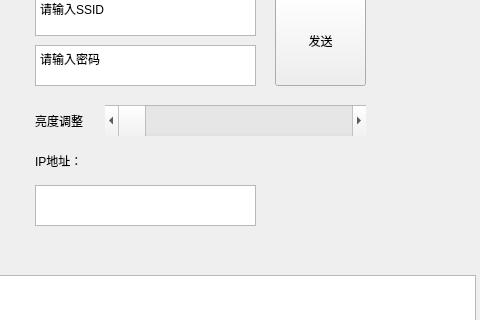
The window that main_window.ui (paper-tei/paper_tracker) describes before a commit, drawn with Qt 5; both pictures show x 355 to 835 and y 85 to 405 of the 835 by 553 pixel window.
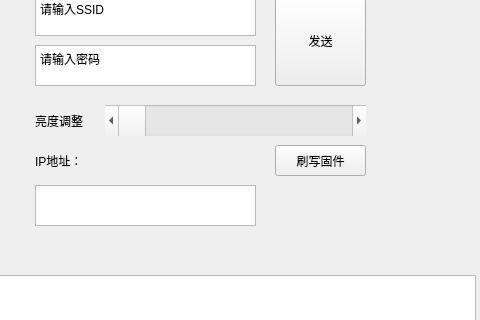
The same window after the commit. The open tabs and pages were chosen to show the change.

Commit message: 完成了固件的烧录功能，但是烧录完毕后程序会崩溃

```diff
--- a/main_window.ui
+++ b/main_window.ui
@@ -104,6 +104,19 @@
       <string>发送</string>
      </property>
     </widget>
+    <widget class="QPushButton" name="FlashFirmwareButton">
+     <property name="geometry">
+      <rect>
+       <x>630</x>
+       <y>180</y>
+       <width>91</width>
+       <height>31</height>
+      </rect>
+     </property>
+     <property name="text">
+      <string>刷写固件</string>
+     </property>
+    </widget>
     <widget class="QPlainTextEdit" name="LogText">
      <property name="geometry">
       <rect>
```
Left out of the diff: 4 changed lines with no effect on the pictures. The commit also changes 11 other files.
